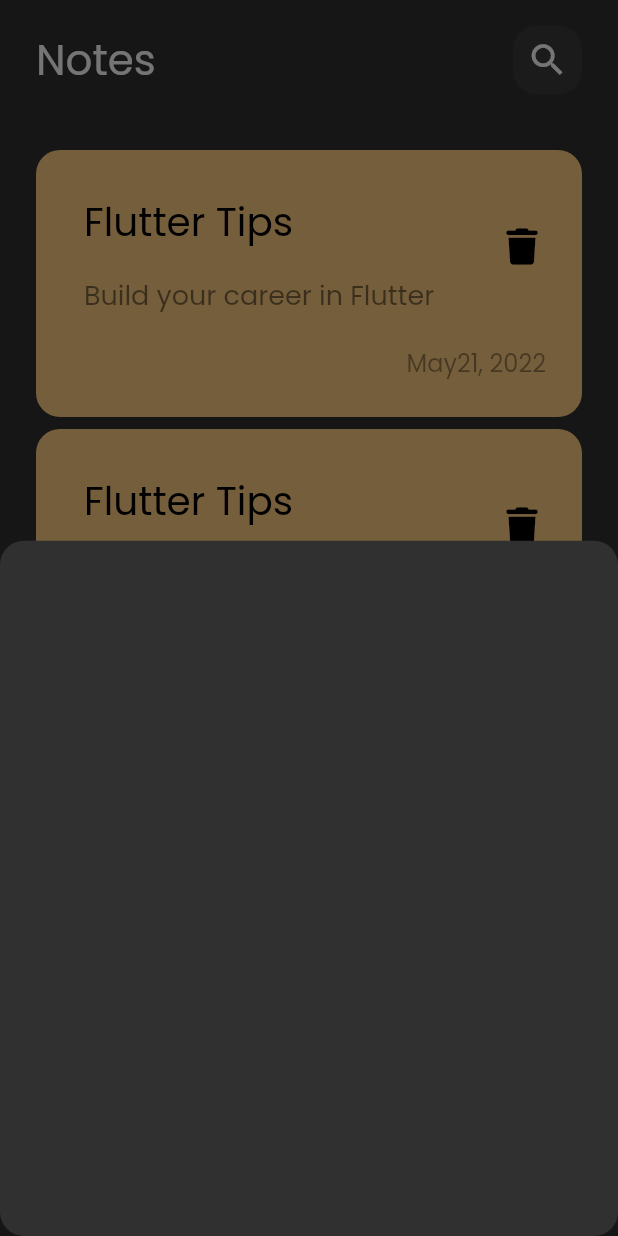
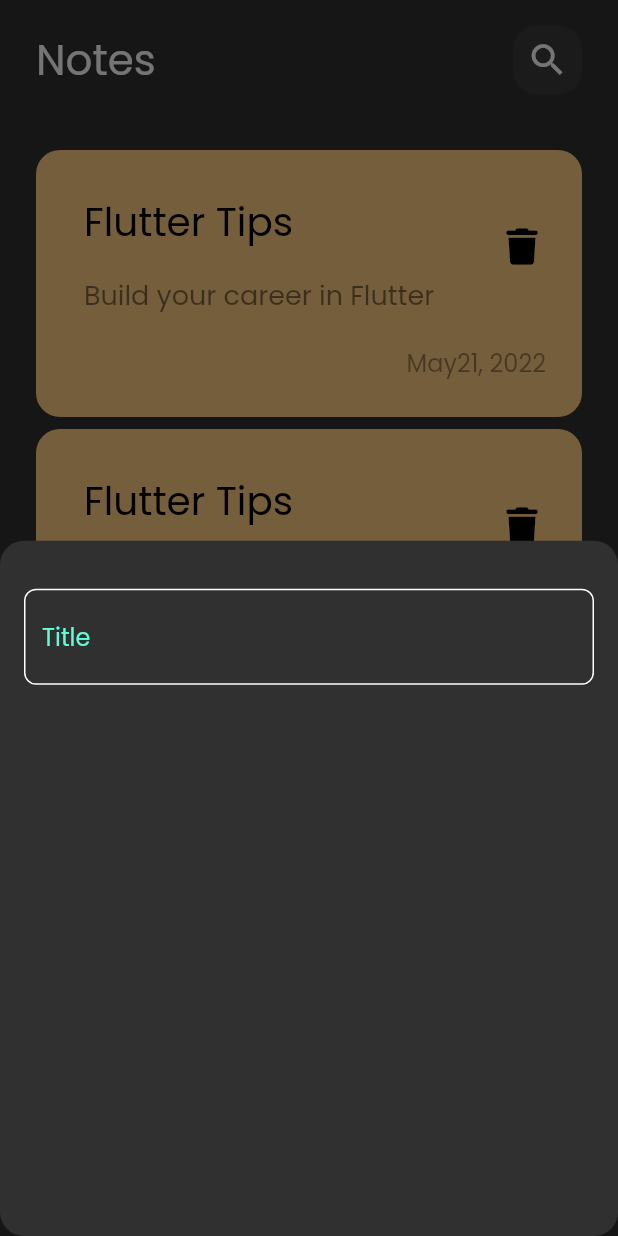
Before and after one commit to david-hatem/notes_app, a Flutter app: the screen it shows after launch, after a tap on the "add" icon, on a phone screen of 412 x 824 dp. Run offline on Flutter 3.47's test engine with Material 2 defaults, Android fonts, the phone set to English and light mode, and no system bars; our stand-ins replace font_awesome_flutter.

Commit message:
create custom text field

```diff
--- /dev/null
+++ b/lib/constants.dart
@@ -0,0 +1,3 @@
+import 'package:flutter/material.dart';
+
+const KPrimaryColor = Color(0xff62FCD7);
--- a/lib/views/widgets/add_note_bottom_sheet.dart
+++ b/lib/views/widgets/add_note_bottom_sheet.dart
@@ -1,10 +1,23 @@
 import 'package:flutter/material.dart';
+import 'package:notes_app/views/widgets/custom_text_field.dart';
 
 class AddNoteBottomSheet extends StatelessWidget {
   const AddNoteBottomSheet({super.key});
 
   @override
   Widget build(BuildContext context) {
-    return Container();
+    return Padding(
+      padding: const EdgeInsets.symmetric(
+        horizontal: 16,
+      ),
+      child: Column(
+        children: [
+          SizedBox(
+            height: 32,
+          ),
+          CustomTextField(),
+        ],
+      ),
+    );
   }
 }
--- /dev/null
+++ b/lib/views/widgets/custom_text_field.dart
@@ -0,0 +1,32 @@
+import 'package:flutter/material.dart';
+import 'package:flutter/src/widgets/container.dart';
+import 'package:flutter/src/widgets/framework.dart';
+import 'package:notes_app/constants.dart';
+
+class CustomTextField extends StatelessWidget {
+  const CustomTextField({super.key});
+
+  @override
+  Widget build(BuildContext context) {
+    return TextField(
+      cursorColor: KPrimaryColor,
+      decoration: InputDecoration(
+        hintText: 'Title',
+        hintStyle: TextStyle(
+          color: KPrimaryColor,
+        ),
+        border: buildBorder(),
+        enabledBorder: buildBorder(),
+        focusedBorder: buildBorder(KPrimaryColor),
+      ),
+    );
+  }
+
+  OutlineInputBorder buildBorder([color]) {
+    return OutlineInputBorder(
+        borderRadius: BorderRadius.circular(8),
+        borderSide: BorderSide(
+          color: color ?? Colors.white,
+        ));
+  }
+}
```
